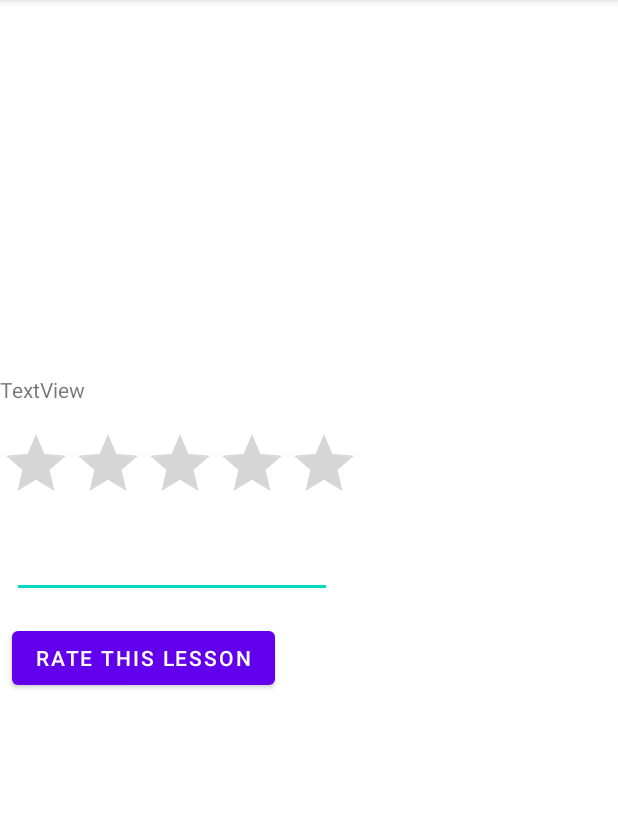
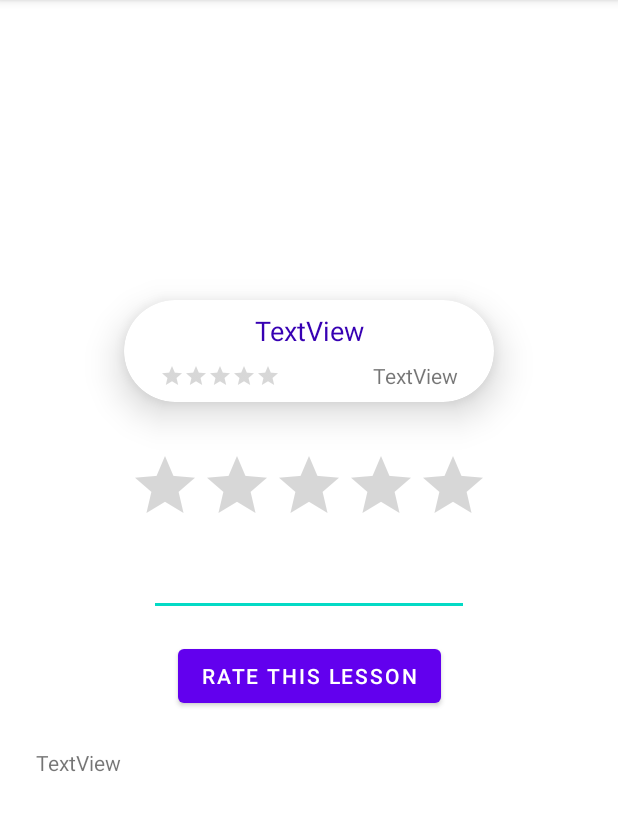
Before and after one commit to nico-loy/firstapp_1, an Android app: the LessonRatingActivity screen opened directly, with no data from a screen before it, on a phone screen of 412 x 824 dp, the part 84-915 px from its top. Run offline under Robolectric (Android 15) with nearby library versions, the phone set to English and light mode, and no system bars; pictures from the network do not load.

Commit message:
Constraint layout

```diff
--- a/app/src/main/java/at/fh/mappdev/loggingviewsandactivity/Lesson.kt
+++ b/app/src/main/java/at/fh/mappdev/loggingviewsandactivity/Lesson.kt
@@ -27,4 +27,10 @@ class Lesson(
 
         return df.format(ratingsList.sum() / ratingsList.size).toDouble()
     }
+
+    fun feedback(): String {
+        //show the first rating that is not blank
+        return ratings.firstOrNull { it.feedback.isNotBlank() }?.feedback ?: ""
+        //return ratings.map { it.feedback }.filter { it.isNotEmpty() }.joinToString()
+    }
 }
--- a/app/src/main/java/at/fh/mappdev/loggingviewsandactivity/LessonRatingActivity.kt
+++ b/app/src/main/java/at/fh/mappdev/loggingviewsandactivity/LessonRatingActivity.kt
@@ -5,8 +5,8 @@ import android.content.Intent
 import androidx.appcompat.app.AppCompatActivity
 import android.os.Bundle
 import android.util.Log
-import android.view.View
 import android.widget.*
+import com.bumptech.glide.Glide
 
 class LessonRatingActivity : AppCompatActivity() {
     override fun onCreate(savedInstanceState: Bundle?) {
@@ -20,8 +20,15 @@ class LessonRatingActivity : AppCompatActivity() {
             LessonRepository.lessonById(it,
                 success = {
                     // handle success
-                    findViewById<TextView>(R.id.lesson_rating_header).text =
-                        "Lesson: " + it.name ?: "No lesson found"
+                    findViewById<TextView>(R.id.lesson_rating_header).text = it.name ?: "No lesson found"
+                    findViewById<TextView>(R.id.lesson_avg_rating_value).text = String.format("%.2f", it.ratingAverage())
+                    findViewById<RatingBar>(R.id.lesson_rating_bar_fetched).rating = it.ratingAverage().toFloat() ?: 0.0f
+                    findViewById<TextView>(R.id.textview_feedback).text = it.feedback() ?: "No feedback found"
+                    val imageView = findViewById<ImageView>(R.id.lesson_rating_img_view)
+                    Glide
+                        .with(this)
+                        .load(it.imageUrl)
+                        .into(imageView)
                     listId = it.id
                 },
                 error = {
--- a/app/src/main/res/layout/activity_lesson_rating.xml
+++ b/app/src/main/res/layout/activity_lesson_rating.xml
@@ -1,39 +1,87 @@
 <?xml version="1.0" encoding="utf-8"?>
 
+<ScrollView xmlns:android="http://schemas.android.com/apk/res/android"
+    xmlns:app="http://schemas.android.com/apk/res-auto" xmlns:tools="http://schemas.android.com/tools" android:layout_width="match_parent" android:layout_height="match_parent">
 
-<androidx.constraintlayout.widget.ConstraintLayout xmlns:android="http://schemas.android.com/apk/res/android"
-    xmlns:app="http://schemas.android.com/apk/res-auto"
-    xmlns:tools="http://schemas.android.com/tools"
-    android:layout_width="match_parent"
-    android:layout_height="match_parent"
-    tools:context=".LessonRatingActivity">
-
-
-    <LinearLayout
+    <androidx.constraintlayout.widget.ConstraintLayout
         android:layout_width="match_parent"
         android:layout_height="match_parent"
-        android:orientation="vertical">
+        tools:context=".LessonRatingActivity">
 
         <ImageView
-            android:id="@+id/imageView2"
-            android:layout_width="match_parent"
-            android:layout_height="218dp"
+            android:id="@+id/lesson_rating_img_view"
+            android:layout_width="0dp"
+            android:layout_height="0dp"
             android:scaleType="centerCrop"
-            tools:srcCompat="@tools:sample/backgrounds/scenic" />
+            app:layout_constraintDimensionRatio="16:9"
+            app:layout_constraintEnd_toEndOf="parent"
+            app:layout_constraintStart_toStartOf="parent"
+            app:layout_constraintTop_toTopOf="parent"
+            tools:srcCompat="@tools:sample/avatars" />
 
-        <TextView
-            android:id="@+id/lesson_rating_header"
-            android:layout_width="wrap_content"
+        <com.google.android.material.card.MaterialCardView
+            android:id="@+id/materialCardView"
+            android:layout_width="0dp"
             android:layout_height="wrap_content"
-            android:layout_marginTop="32dp"
-            android:text="TextView" />
+            android:layout_marginTop="-32dp"
+            app:cardCornerRadius="35dp"
+            app:cardElevation="15dp"
+            app:layout_constraintEnd_toStartOf="@+id/guideline4"
+            app:layout_constraintStart_toStartOf="@+id/guideline2"
+            app:layout_constraintTop_toBottomOf="@+id/lesson_rating_img_view">
+
+            <androidx.constraintlayout.widget.ConstraintLayout
+                android:layout_width="match_parent"
+                android:layout_height="match_parent">
+
+                <TextView
+                    android:id="@+id/lesson_rating_header"
+                    android:layout_width="wrap_content"
+                    android:layout_height="wrap_content"
+                    android:layout_marginTop="8dp"
+                    android:text="TextView"
+                    android:textColor="@color/purple_700"
+                    android:textSize="18sp"
+                    app:layout_constraintEnd_toEndOf="parent"
+                    app:layout_constraintStart_toStartOf="parent"
+                    app:layout_constraintTop_toTopOf="parent" />
+
+                <RatingBar
+                    android:id="@+id/lesson_rating_bar_fetched"
+                    style="@android:style/Widget.DeviceDefault.Light.RatingBar.Small"
+                    android:layout_width="wrap_content"
+                    android:layout_height="wrap_content"
+                    android:layout_marginStart="24dp"
+                    android:layout_marginBottom="8dp"
+                    android:isIndicator="true"
+                    app:layout_constraintBottom_toBottomOf="parent"
+                    app:layout_constraintStart_toStartOf="parent"
+                    app:layout_constraintTop_toTopOf="@+id/lesson_avg_rating_value" />
+
+                <TextView
+                    android:id="@+id/lesson_avg_rating_value"
+                    android:layout_width="wrap_content"
+                    android:layout_height="wrap_content"
+                    android:layout_marginTop="8dp"
+                    android:layout_marginEnd="24dp"
+                    android:layout_marginBottom="8dp"
+                    android:text="TextView"
+                    app:layout_constraintBottom_toBottomOf="parent"
+                    app:layout_constraintEnd_toEndOf="parent"
+                    app:layout_constraintTop_toBottomOf="@+id/lesson_rating_header" />
+            </androidx.constraintlayout.widget.ConstraintLayout>
+
+        </com.google.android.material.card.MaterialCardView>
 
         <RatingBar
             android:id="@+id/lesson_rating_bar"
             android:layout_width="wrap_content"
-            android:layout_height="60dp"
-            android:layout_marginTop="16dp"
-            android:numStars="5" />
+            android:layout_height="wrap_content"
+            android:layout_marginTop="32dp"
+            android:numStars="5"
+            app:layout_constraintEnd_toEndOf="parent"
+            app:layout_constraintStart_toStartOf="parent"
+            app:layout_constraintTop_toBottomOf="@+id/materialCardView" />
 
         <EditText
             android:id="@+id/lesson_feedback"
@@ -44,7 +92,10 @@
             android:layout_marginEnd="8dp"
             android:ems="10"
             android:gravity="start|top"
-            android:inputType="textMultiLine" />
+            android:inputType="textMultiLine"
+            app:layout_constraintEnd_toEndOf="parent"
+            app:layout_constraintStart_toStartOf="parent"
+            app:layout_constraintTop_toBottomOf="@+id/lesson_rating_bar" />
 
         <Button
             android:id="@+id/rate_lesson"
@@ -53,9 +104,38 @@
             android:layout_marginStart="8dp"
             android:layout_marginTop="16dp"
             android:layout_marginEnd="8dp"
-            android:text="Rate this Lesson" />
+            android:text="Rate this Lesson"
+            app:layout_constraintEnd_toEndOf="parent"
+            app:layout_constraintStart_toStartOf="parent"
+            app:layout_constraintTop_toBottomOf="@+id/lesson_feedback" />
 
+        <androidx.constraintlayout.widget.Guideline
+            android:id="@+id/guideline2"
+            android:layout_width="wrap_content"
+            android:layout_height="wrap_content"
+            android:orientation="vertical"
+            app:layout_constraintGuide_percent="0.2" />
 
-    </LinearLayout>
+        <androidx.constraintlayout.widget.Guideline
+            android:id="@+id/guideline4"
+            android:layout_width="wrap_content"
+            android:layout_height="wrap_content"
+            android:orientation="vertical"
+            app:layout_constraintGuide_percent="0.8" />
 
-</androidx.constraintlayout.widget.ConstraintLayout>
+        <TextView
+            android:id="@+id/textview_feedback"
+            android:layout_width="0dp"
+            android:layout_height="wrap_content"
+            android:layout_marginStart="24dp"
+            android:layout_marginTop="24dp"
+            android:layout_marginEnd="24dp"
+            android:layout_marginBottom="16dp"
+            android:text="TextView"
+            app:layout_constraintBottom_toBottomOf="parent"
+            app:layout_constraintEnd_toEndOf="parent"
+            app:layout_constraintStart_toStartOf="parent"
+            app:layout_constraintTop_toBottomOf="@+id/rate_lesson" />
+
+    </androidx.constraintlayout.widget.ConstraintLayout>
+</ScrollView>
--- a/app/src/main/res/layout/activity_rating.xml
+++ b/app/src/main/res/layout/activity_rating.xml
@@ -10,22 +10,22 @@
         android:id="@+id/rating_bar"
         android:layout_width="wrap_content"
         android:layout_height="wrap_content"
-        android:layout_marginTop="32dp"
         android:numStars="5"
+        android:stepSize="0.5"
+        app:layout_constraintBottom_toBottomOf="parent"
         app:layout_constraintEnd_toEndOf="parent"
         app:layout_constraintStart_toStartOf="parent"
-        app:layout_constraintTop_toTopOf="parent" />
+        app:layout_constraintTop_toTopOf="parent"
+        app:layout_constraintVertical_bias="0.16000003" />
 
     <EditText
         android:id="@+id/feedback_input"
         android:layout_width="wrap_content"
         android:layout_height="wrap_content"
-        android:layout_marginStart="8dp"
-        android:layout_marginTop="8dp"
-        android:layout_marginEnd="8dp"
+        android:layout_marginTop="16dp"
         android:ems="10"
-        android:gravity="start|top"
-        android:inputType="textMultiLine"
+        android:hint="Feedback"
+        android:inputType="textPersonName"
         app:layout_constraintEnd_toEndOf="parent"
         app:layout_constraintStart_toStartOf="parent"
         app:layout_constraintTop_toBottomOf="@+id/rating_bar" />
@@ -34,11 +34,9 @@
         android:id="@+id/save_rating"
         android:layout_width="wrap_content"
         android:layout_height="wrap_content"
-        android:layout_marginStart="8dp"
-        android:layout_marginTop="16dp"
-        android:layout_marginEnd="8dp"
+        android:layout_marginTop="8dp"
         android:onClick="saveRating"
-        android:text="Button"
+        android:text="Save"
         app:layout_constraintEnd_toEndOf="parent"
         app:layout_constraintStart_toStartOf="parent"
         app:layout_constraintTop_toBottomOf="@+id/feedback_input" />
@@ -47,11 +45,8 @@
         android:id="@+id/lesson"
         android:layout_width="wrap_content"
         android:layout_height="wrap_content"
-        android:layout_marginStart="16dp"
+        android:layout_marginStart="8dp"
         android:layout_marginTop="32dp"
-        android:layout_marginEnd="16dp"
-        android:text="TextView"
-        app:layout_constraintEnd_toEndOf="parent"
         app:layout_constraintStart_toStartOf="parent"
         app:layout_constraintTop_toBottomOf="@+id/save_rating" />
 
@@ -59,11 +54,8 @@
         android:id="@+id/rating_value"
         android:layout_width="wrap_content"
         android:layout_height="wrap_content"
-        android:layout_marginStart="16dp"
+        android:layout_marginStart="8dp"
         android:layout_marginTop="16dp"
-        android:layout_marginEnd="16dp"
-        android:text="TextView"
-        app:layout_constraintEnd_toEndOf="parent"
         app:layout_constraintStart_toStartOf="parent"
         app:layout_constraintTop_toBottomOf="@+id/lesson" />
 
@@ -73,10 +65,7 @@
         android:layout_height="wrap_content"
         android:layout_marginStart="8dp"
         android:layout_marginTop="16dp"
-        android:layout_marginEnd="8dp"
-        android:rotationX="2"
-        android:text="TextView"
-        app:layout_constraintEnd_toEndOf="parent"
         app:layout_constraintStart_toStartOf="parent"
         app:layout_constraintTop_toBottomOf="@+id/rating_value" />
+
 </androidx.constraintlayout.widget.ConstraintLayout>
```
